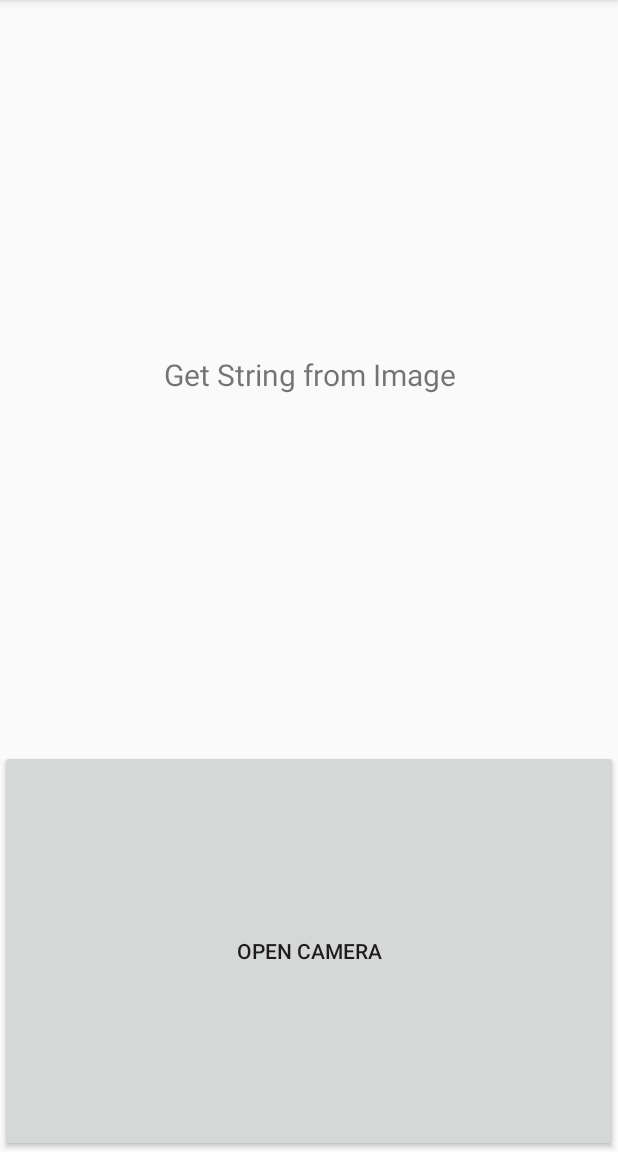
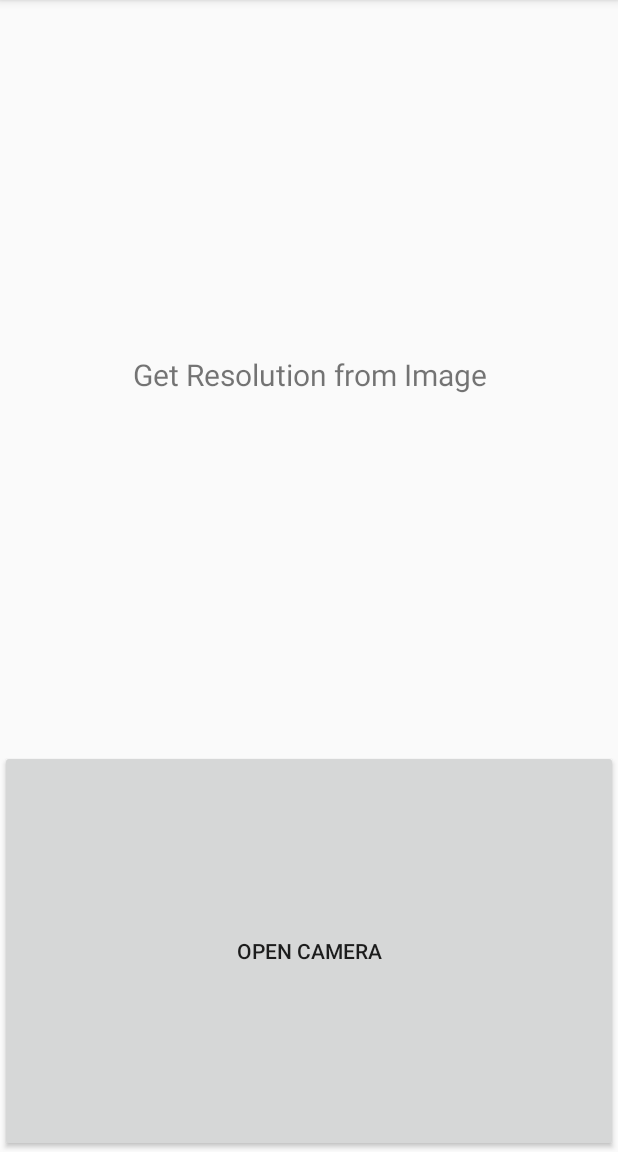
Before and after one commit to kintipu/Camerax_ImageCapture_Chaquopy_OpenCV_ImageResolution, an Android app: the screen it shows after launch (MainActivity), on a phone screen of 412 x 824 dp, the part 84-1236 px from its top. Run offline under Robolectric (Android 15) with nearby library versions, the phone set to English and light mode, and no system bars.

Commit message:
Update activity_main.xml
Only text editing in activity

```diff
--- a/app/src/main/res/layout/activity_main.xml
+++ b/app/src/main/res/layout/activity_main.xml
@@ -16,7 +16,7 @@
             android:id="@+id/container"
             android:textSize="20sp"
             android:layout_gravity="center"
-            android:text="Get String from Image"
+            android:text="Get Resolution from Image"
             android:gravity="center">
         </TextView>
 
```
